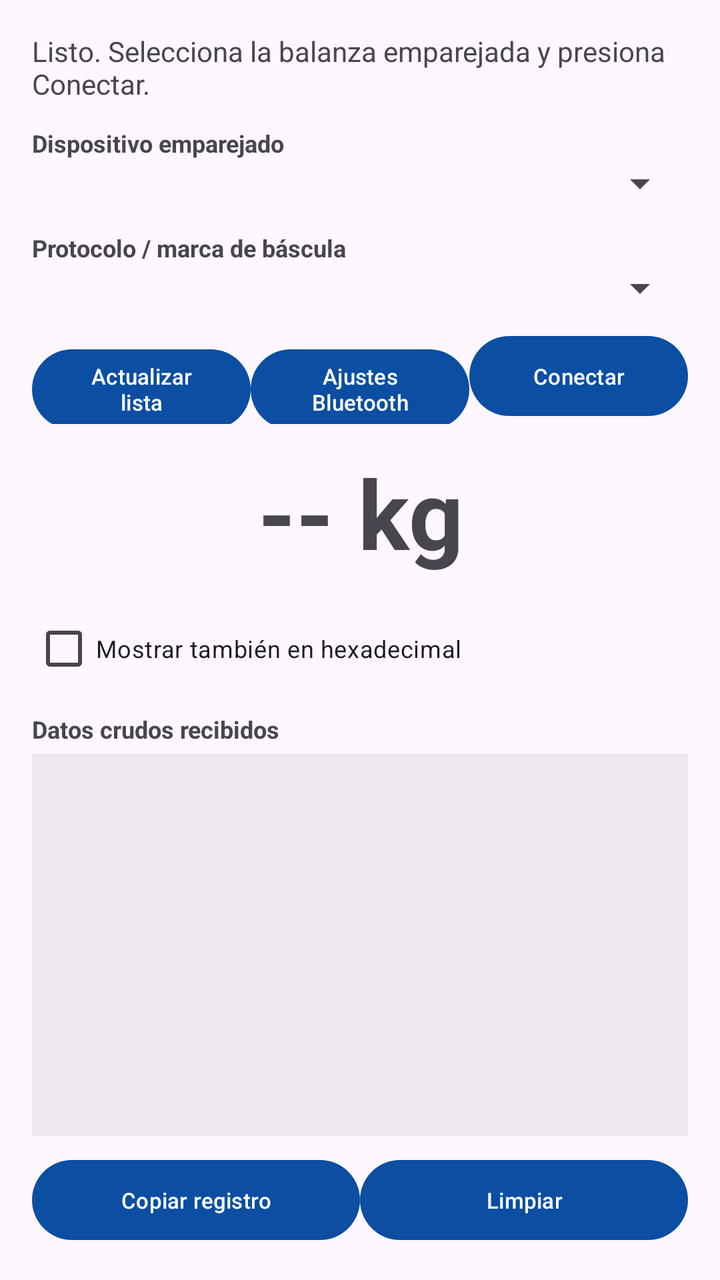
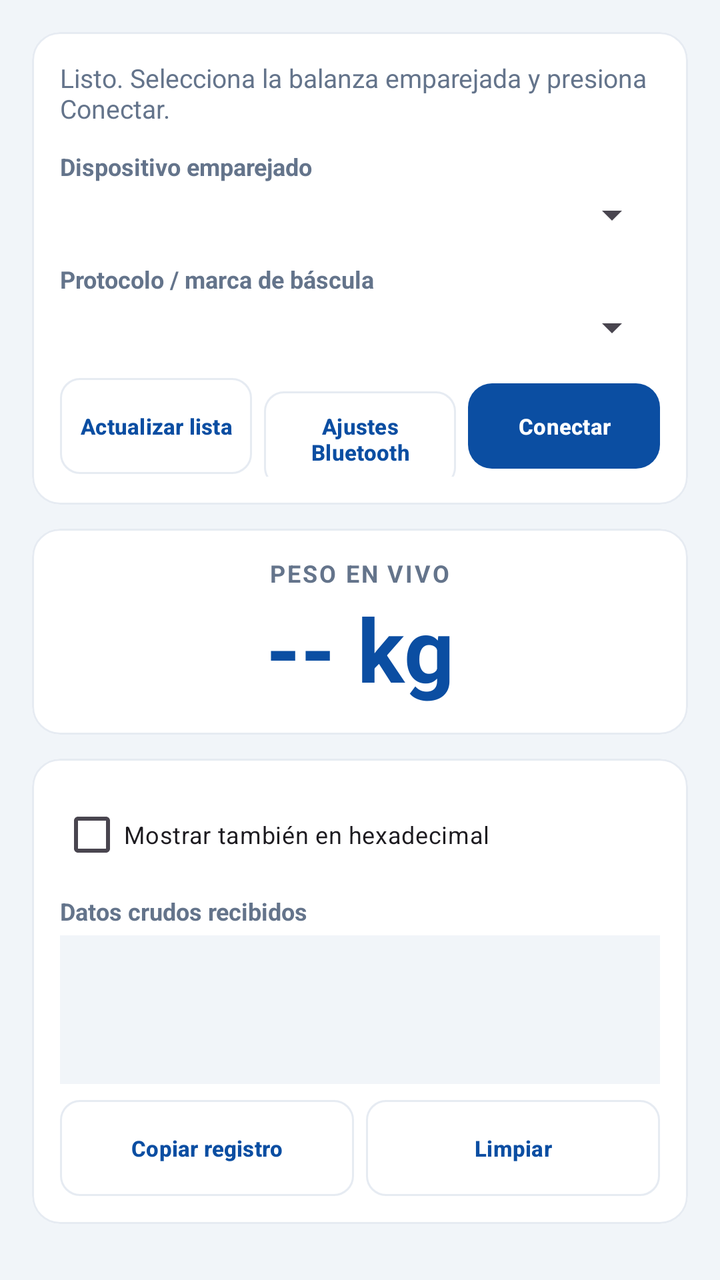

Compare the two renders of this Android layout. The source of the first and the diff that turns it into the second are given below.
<!-- AndroidManifest.xml: application theme Theme.BasculaRangerTest -->
<!-- res/layout/fragment_bluetooth_diagnostic.xml -->
<?xml version="1.0" encoding="utf-8"?>
<LinearLayout xmlns:android="http://schemas.android.com/apk/res/android"
    android:layout_width="match_parent"
    android:layout_height="match_parent"
    android:orientation="vertical"
    android:padding="16dp">

    <TextView
        android:id="@+id/textStatus"
        android:layout_width="match_parent"
        android:layout_height="wrap_content"
        android:text="@string/status_idle"
        android:textSize="14sp"
        android:paddingBottom="12dp" />

    <TextView
        android:layout_width="match_parent"
        android:layout_height="wrap_content"
        android:text="@string/label_devices"
        android:textSize="12sp"
        android:textStyle="bold" />

    <Spinner
        android:id="@+id/spinnerDevices"
        android:layout_width="match_parent"
        android:layout_height="wrap_content"
        android:layout_marginBottom="12dp" />

    <TextView
        android:layout_width="match_parent"
        android:layout_height="wrap_content"
        android:text="@string/label_protocol"
        android:textSize="12sp"
        android:textStyle="bold" />

    <Spinner
        android:id="@+id/spinnerProtocol"
        android:layout_width="match_parent"
        android:layout_height="wrap_content"
        android:layout_marginBottom="8dp" />

    <LinearLayout
        android:layout_width="match_parent"
        android:layout_height="wrap_content"
        android:orientation="horizontal"
        android:layout_marginBottom="12dp">

        <Button
            android:id="@+id/buttonRefresh"
            android:layout_width="0dp"
            android:layout_height="wrap_content"
            android:layout_weight="1"
            android:text="@string/action_refresh"
            android:textSize="11sp" />

        <Button
            android:id="@+id/buttonBtSettings"
            android:layout_width="0dp"
            android:layout_height="wrap_content"
            android:layout_weight="1"
            android:text="@string/action_bt_settings"
            android:textSize="11sp" />

        <Button
            android:id="@+id/buttonConnect"
            android:layout_width="0dp"
            android:layout_height="wrap_content"
            android:layout_weight="1"
            android:text="@string/action_connect"
            android:textSize="11sp" />
    </LinearLayout>

    <TextView
        android:id="@+id/textWeight"
        android:layout_width="match_parent"
        android:layout_height="wrap_content"
        android:gravity="center"
        android:text="@string/weight_placeholder"
        android:textSize="48sp"
        android:textStyle="bold"
        android:layout_marginBottom="12dp" />

    <CheckBox
        android:id="@+id/checkboxHex"
        android:layout_width="wrap_content"
        android:layout_height="wrap_content"
        android:text="@string/label_show_hex"
        android:textSize="12sp" />

    <TextView
        android:layout_width="match_parent"
        android:layout_height="wrap_content"
        android:text="@string/label_log"
        android:textSize="12sp"
        android:textStyle="bold"
        android:paddingTop="8dp" />

    <ScrollView
        android:id="@+id/scrollLog"
        android:layout_width="match_parent"
        android:layout_height="0dp"
        android:layout_weight="1"
        android:background="#11000000"
        android:layout_marginTop="4dp"
        android:layout_marginBottom="8dp">

        <TextView
            android:id="@+id/textLog"
            android:layout_width="match_parent"
            android:layout_height="wrap_content"
            android:fontFamily="monospace"
            android:textIsSelectable="true"
            android:padding="8dp"
            android:textSize="12sp" />
    </ScrollView>

    <LinearLayout
        android:layout_width="match_parent"
        android:layout_height="wrap_content"
        android:orientation="horizontal">

        <Button
            android:id="@+id/buttonCopyLog"
            android:layout_width="0dp"
            android:layout_height="wrap_content"
            android:layout_weight="1"
            android:text="@string/action_copy_log"
            android:textSize="11sp" />

        <Button
            android:id="@+id/buttonClearLog"
            android:layout_width="0dp"
            android:layout_height="wrap_content"
            android:layout_weight="1"
            android:text="@string/action_clear_log"
            android:textSize="11sp" />
    </LinearLayout>

</LinearLayout>
<!-- resources referenced by this layout -->
<resources>
  <string name="action_bt_settings">Ajustes Bluetooth</string>
  <string name="action_clear_log">Limpiar</string>
  <string name="action_connect">Conectar</string>
  <string name="action_copy_log">Copiar registro</string>
  <string name="action_refresh">Actualizar lista</string>
  <string name="label_devices">Dispositivo emparejado</string>
  <string name="label_log">Datos crudos recibidos</string>
  <string name="label_protocol">Protocolo / marca de báscula</string>
  <string name="label_show_hex">Mostrar también en hexadecimal</string>
  <string name="status_idle">Listo. Selecciona la balanza emparejada y presiona Conectar.</string>
  <string name="weight_placeholder">-- kg</string>
  <style name="Theme.BasculaRangerTest" parent="Theme.Material3.DayNight.NoActionBar">
          <item name="colorPrimary">@color/sf_blue</item>
          <item name="colorOnPrimary">@color/sf_white</item>
          <item name="colorPrimaryContainer">@color/sf_blue_container</item>
          <item name="colorOnPrimaryContainer">@color/sf_blue_deep</item>
          <item name="colorSecondary">@color/sf_blue_deep</item>
          <item name="colorOnSecondary">@color/sf_white</item>
          <item name="colorSecondaryContainer">@color/sf_cyan</item>
          <item name="colorOnSecondaryContainer">@color/sf_blue_deep</item>
          <item name="colorError">@color/sf_red</item>
          <item name="android:statusBarColor">@color/sf_blue_deep</item>
          <item name="android:windowLightStatusBar" tools:targetApi="23">false</item>
      </style>
  <color name="sf_blue">#0B4EA2</color>
  <color name="sf_white">#FFFFFF</color>
  <color name="sf_blue_container">#E3ECF8</color>
  <color name="sf_blue_deep">#002F86</color>
  <color name="sf_cyan">#A6DCEA</color>
  <color name="sf_red">#E2231A</color>
</resources>

<!-- the commit's change to res/layout/fragment_bluetooth_diagnostic.xml (unified diff, before → after) -->
@@ -3,137 +3,207 @@
     android:layout_width="match_parent"
     android:layout_height="match_parent"
     android:orientation="vertical"
+    android:background="@color/sf_bg"
     android:padding="16dp">
 
-    <TextView
-        android:id="@+id/textStatus"
+    
+    <com.google.android.material.card.MaterialCardView
+        style="@style/SfCard"
         android:layout_width="match_parent"
-        android:layout_height="wrap_content"
-        android:text="@string/status_idle"
-        android:textSize="14sp"
-        android:paddingBottom="12dp" />
-
-    <TextView
+        android:layout_height="wrap_content">
+
+        <LinearLayout
+            android:layout_width="match_parent"
+            android:layout_height="wrap_content"
+            android:orientation="vertical"
+            android:padding="14dp">
+
+            <TextView
+                android:id="@+id/textStatus"
+                android:layout_width="match_parent"
+                android:layout_height="wrap_content"
+                android:text="@string/status_idle"
+                android:textSize="13sp"
+                android:textColor="@color/sf_muted"
+                android:paddingBottom="12dp" />
+
+            <TextView
+                style="@style/SfFieldLabel"
+                android:layout_width="match_parent"
+                android:layout_height="wrap_content"
+                android:text="@string/label_devices" />
+
+            <Spinner
+                android:id="@+id/spinnerDevices"
+                android:layout_width="match_parent"
+                android:layout_height="wrap_content"
+                android:layout_marginBottom="12dp" />
+
+            <TextView
+                style="@style/SfFieldLabel"
+                android:layout_width="match_parent"
+                android:layout_height="wrap_content"
+                android:text="@string/label_protocol" />
+
+            <Spinner
+                android:id="@+id/spinnerProtocol"
+                android:layout_width="match_parent"
+                android:layout_height="wrap_content"
+                android:layout_marginBottom="12dp" />
+
+            <LinearLayout
+                android:layout_width="match_parent"
+                android:layout_height="wrap_content"
+                android:orientation="horizontal">
+
+                <com.google.android.material.button.MaterialButton
+                    android:id="@+id/buttonRefresh"
+                    style="@style/SfChip"
+                    android:layout_width="0dp"
+                    android:layout_height="wrap_content"
+                    android:layout_weight="1"
+                    android:layout_marginEnd="6dp"
+                    android:text="@string/action_refresh"
+                    android:textSize="11sp" />
+
+                <com.google.android.material.button.MaterialButton
+                    android:id="@+id/buttonBtSettings"
+                    style="@style/SfChip"
+                    android:layout_width="0dp"
+                    android:layout_height="wrap_content"
+                    android:layout_weight="1"
+                    android:layout_marginEnd="6dp"
+                    android:text="@string/action_bt_settings"
+                    android:textSize="11sp" />
+
+                <com.google.android.material.button.MaterialButton
+                    android:id="@+id/buttonConnect"
+                    style="@style/SfButtonPrimary"
+                    android:layout_width="0dp"
+                    android:layout_height="wrap_content"
+                    android:layout_weight="1"
+                    android:text="@string/action_connect"
+                    android:textSize="11sp" />
+            </LinearLayout>
+        </LinearLayout>
+    </com.google.android.material.card.MaterialCardView>
+
+    
+    <com.google.android.material.card.MaterialCardView
+        style="@style/SfCard"
         android:layout_width="match_parent"
-        android:layout_height="wrap_content"
-        android:text="@string/label_devices"
-        android:textSize="12sp"
-        android:textStyle="bold" />
-
-    <Spinner
-        android:id="@+id/spinnerDevices"
-        android:layout_width="match_parent"
-        android:layout_height="wrap_content"
-        android:layout_marginBottom="12dp" />
-
-    <TextView
-        android:layout_width="match_parent"
-        android:layout_height="wrap_content"
-        android:text="@string/label_protocol"
-        android:textSize="12sp"
-        android:textStyle="bold" />
-
-    <Spinner
-        android:id="@+id/spinnerProtocol"
-        android:layout_width="match_parent"
-        android:layout_height="wrap_content"
-        android:layout_marginBottom="8dp" />
-
-    <LinearLayout
-        android:layout_width="match_parent"
-        android:layout_height="wrap_content"
-        android:orientation="horizontal"
-        android:layout_marginBottom="12dp">
-
-        <Button
-            android:id="@+id/buttonRefresh"
-            android:layout_width="0dp"
+        android:layout_height="wrap_content">
+
+        <LinearLayout
+            android:layout_width="match_parent"
             android:layout_height="wrap_content"
-            android:layout_weight="1"
-            android:text="@string/action_refresh"
-            android:textSize="11sp" />
-
-        <Button
-            android:id="@+id/buttonBtSettings"
-            android:layout_width="0dp"
-            android:layout_height="wrap_content"
-            android:layout_weight="1"
-            android:text="@string/action_bt_settings"
-            android:textSize="11sp" />
-
-        <Button
-            android:id="@+id/buttonConnect"
-            android:layout_width="0dp"
-            android:layout_height="wrap_content"
-            android:layout_weight="1"
-            android:text="@string/action_connect"
-            android:textSize="11sp" />
-    </LinearLayout>
-
-    <TextView
-        android:id="@+id/textWeight"
-        android:layout_width="match_parent"
-        android:layout_height="wrap_content"
-        android:gravity="center"
-        android:text="@string/weight_placeholder"
-        android:textSize="48sp"
-        android:textStyle="bold"
-        android:layout_marginBottom="12dp" />
-
-    <CheckBox
-        android:id="@+id/checkboxHex"
-        android:layout_width="wrap_content"
-        android:layout_height="wrap_content"
-        android:text="@string/label_show_hex"
-        android:textSize="12sp" />
-
-    <TextView
-        android:layout_width="match_parent"
-        android:layout_height="wrap_content"
-        android:text="@string/label_log"
-        android:textSize="12sp"
-        android:textStyle="bold"
-        android:paddingTop="8dp" />
-
-    <ScrollView
-        android:id="@+id/scrollLog"
+            android:orientation="vertical"
+            android:gravity="center"
+            android:paddingTop="14dp"
+            android:paddingBottom="14dp">
+
+            <TextView
+                android:layout_width="wrap_content"
+                android:layout_height="wrap_content"
+                android:text="@string/label_peso_en_vivo"
+                android:textSize="12sp"
+                android:textStyle="bold"
+                android:letterSpacing="0.08"
+                android:textColor="@color/sf_muted" />
+
+            <TextView
+                android:id="@+id/textWeight"
+                android:layout_width="wrap_content"
+                android:layout_height="wrap_content"
+                android:text="@string/weight_placeholder"
+                android:textSize="44sp"
+                android:textStyle="bold"
+                android:textColor="@color/sf_blue" />
+
+            
+            <TextView
+                android:id="@+id/textEnvioWeb"
+                android:layout_width="wrap_content"
+                android:layout_height="wrap_content"
+                android:layout_marginTop="4dp"
+                android:gravity="center"
+                android:textSize="12sp"
+                android:textStyle="bold"
+                android:visibility="gone" />
+        </LinearLayout>
+    </com.google.android.material.card.MaterialCardView>
+
+    
+    <com.google.android.material.card.MaterialCardView
+        style="@style/SfCard"
         android:layout_width="match_parent"
         android:layout_height="0dp"
-        android:layout_weight="1"
-        android:background="#11000000"
-        android:layout_marginTop="4dp"
-        android:layout_marginBottom="8dp">
-
-        <TextView
-            android:id="@+id/textLog"
+        android:layout_weight="1">
+
+        <LinearLayout
             android:layout_width="match_parent"
-            android:layout_height="wrap_content"
-            android:fontFamily="monospace"
-            android:textIsSelectable="true"
-            android:padding="8dp"
-            android:textSize="12sp" />
-    </ScrollView>
-
-    <LinearLayout
-        android:layout_width="match_parent"
-        android:layout_height="wrap_content"
-        android:orientation="horizontal">
-
-        <Button
-            android:id="@+id/buttonCopyLog"
-            android:layout_width="0dp"
-            android:layout_height="wrap_content"
-            android:layout_weight="1"
-            android:text="@string/action_copy_log"
-            android:textSize="11sp" />
-
-        <Button
-            android:id="@+id/buttonClearLog"
-            android:layout_width="0dp"
-            android:layout_height="wrap_content"
-            android:layout_weight="1"
-            android:text="@string/action_clear_log"
-            android:textSize="11sp" />
-    </LinearLayout>
+            android:layout_height="match_parent"
+            android:orientation="vertical"
+            android:padding="14dp">
+
+            <CheckBox
+                android:id="@+id/checkboxHex"
+                android:layout_width="wrap_content"
+                android:layout_height="wrap_content"
+                android:text="@string/label_show_hex"
+                android:textSize="12sp" />
+
+            <TextView
+                style="@style/SfFieldLabel"
+                android:layout_width="match_parent"
+                android:layout_height="wrap_content"
+                android:layout_marginTop="6dp"
+                android:text="@string/label_log" />
+
+            <ScrollView
+                android:id="@+id/scrollLog"
+                android:layout_width="match_parent"
+                android:layout_height="0dp"
+                android:layout_weight="1"
+                android:background="@color/sf_bg"
+                android:layout_marginBottom="8dp">
+
+                <TextView
+                    android:id="@+id/textLog"
+                    android:layout_width="match_parent"
+                    android:layout_height="wrap_content"
+                    android:fontFamily="monospace"
+                    android:textIsSelectable="true"
+                    android:padding="8dp"
+                    android:textSize="12sp"
+                    android:textColor="@color/sf_ink" />
+            </ScrollView>
+
+            <LinearLayout
+                android:layout_width="match_parent"
+                android:layout_height="wrap_content"
+                android:orientation="horizontal">
+
+                <com.google.android.material.button.MaterialButton
+                    android:id="@+id/buttonCopyLog"
+                    style="@style/SfChip"
+                    android:layout_width="0dp"
+                    android:layout_height="wrap_content"
+                    android:layout_weight="1"
+                    android:layout_marginEnd="6dp"
+                    android:text="@string/action_copy_log"
+                    android:textSize="11sp" />
+
+                <com.google.android.material.button.MaterialButton
+                    android:id="@+id/buttonClearLog"
+                    style="@style/SfChip"
+                    android:layout_width="0dp"
+                    android:layout_height="wrap_content"
+                    android:layout_weight="1"
+                    android:text="@string/action_clear_log"
+                    android:textSize="11sp" />
+            </LinearLayout>
+        </LinearLayout>
+    </com.google.android.material.card.MaterialCardView>
 
 </LinearLayout>
<!-- resource entries referenced after the edit -->
@@ -1,5 +1,6 @@
 <!-- resources referenced by this layout -->
 <resources>
+  <color name="sf_bg">#F1F5F9</color>
   <string name="action_bt_settings">Ajustes Bluetooth</string>
   <string name="action_clear_log">Limpiar</string>
   <string name="action_connect">Conectar</string>
@@ -7,10 +8,45 @@
   <string name="action_refresh">Actualizar lista</string>
   <string name="label_devices">Dispositivo emparejado</string>
   <string name="label_log">Datos crudos recibidos</string>
+  <string name="label_peso_en_vivo">PESO EN VIVO</string>
   <string name="label_protocol">Protocolo / marca de báscula</string>
   <string name="label_show_hex">Mostrar también en hexadecimal</string>
   <string name="status_idle">Listo. Selecciona la balanza emparejada y presiona Conectar.</string>
   <string name="weight_placeholder">-- kg</string>
+  <style name="SfButtonPrimary" parent="Widget.Material3.Button">
+          <item name="android:textSize">15sp</item>
+          <item name="android:textStyle">bold</item>
+          <item name="android:paddingTop">14dp</item>
+          <item name="android:paddingBottom">14dp</item>
+          <item name="backgroundTint">@color/sf_blue</item>
+          <item name="android:textColor">@color/sf_white</item>
+          <item name="cornerRadius">12dp</item>
+      </style>
+  <style name="SfCard" parent="Widget.Material3.CardView.Outlined">
+          <item name="cardBackgroundColor">@color/sf_white</item>
+          <item name="cardCornerRadius">14dp</item>
+          <item name="cardElevation">0dp</item>
+          <item name="strokeColor">@color/sf_line</item>
+          <item name="strokeWidth">1dp</item>
+          <item name="android:layout_marginBottom">12dp</item>
+      </style>
+  <style name="SfChip" parent="Widget.Material3.Button.OutlinedButton">
+          <item name="android:textSize">13sp</item>
+          <item name="android:textStyle">bold</item>
+          <item name="android:insetTop">0dp</item>
+          <item name="android:insetBottom">0dp</item>
+          <item name="android:minWidth">0dp</item>
+          <item name="android:paddingStart">4dp</item>
+          <item name="android:paddingEnd">4dp</item>
+          <item name="cornerRadius">10dp</item>
+          <item name="strokeColor">@color/sf_line</item>
+      </style>
+  <style name="SfFieldLabel">
+          <item name="android:textSize">12sp</item>
+          <item name="android:textStyle">bold</item>
+          <item name="android:textColor">@color/sf_muted</item>
+          <item name="android:layout_marginBottom">4dp</item>
+      </style>
   <style name="Theme.BasculaRangerTest" parent="Theme.Material3.DayNight.NoActionBar">
           <item name="colorPrimary">@color/sf_blue</item>
           <item name="colorOnPrimary">@color/sf_white</item>
@@ -25,7 +61,10 @@
           <item name="android:windowLightStatusBar" tools:targetApi="23">false</item>
       </style>
   <color name="sf_blue">#0B4EA2</color>
+  <color name="sf_ink">#0F172A</color>
+  <color name="sf_muted">#64748B</color>
   <color name="sf_white">#FFFFFF</color>
+  <color name="sf_line">#E6EBF2</color>
   <color name="sf_blue_container">#E3ECF8</color>
   <color name="sf_blue_deep">#002F86</color>
   <color name="sf_cyan">#A6DCEA</color>
